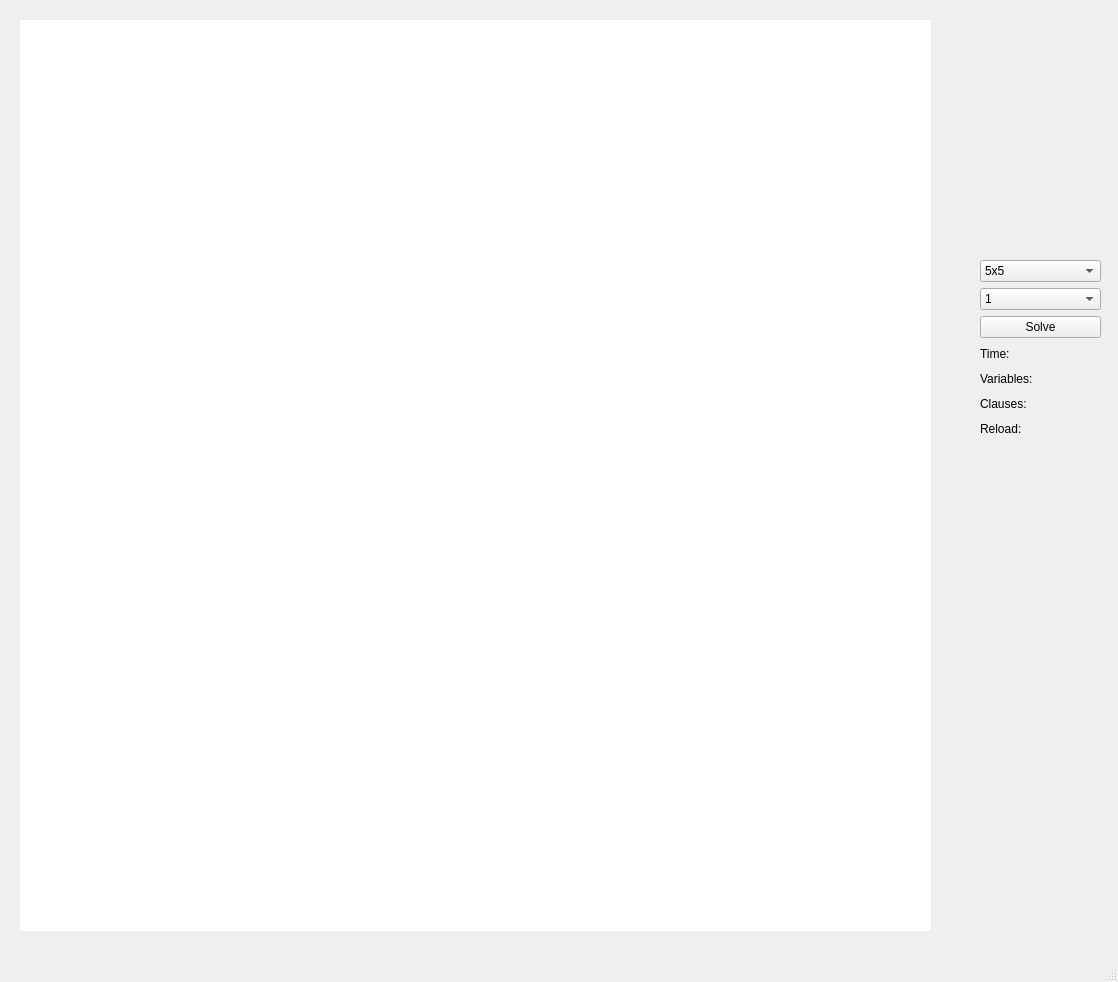
Qt form map/ui.ui (cuong117/slitherlink) before a commit.
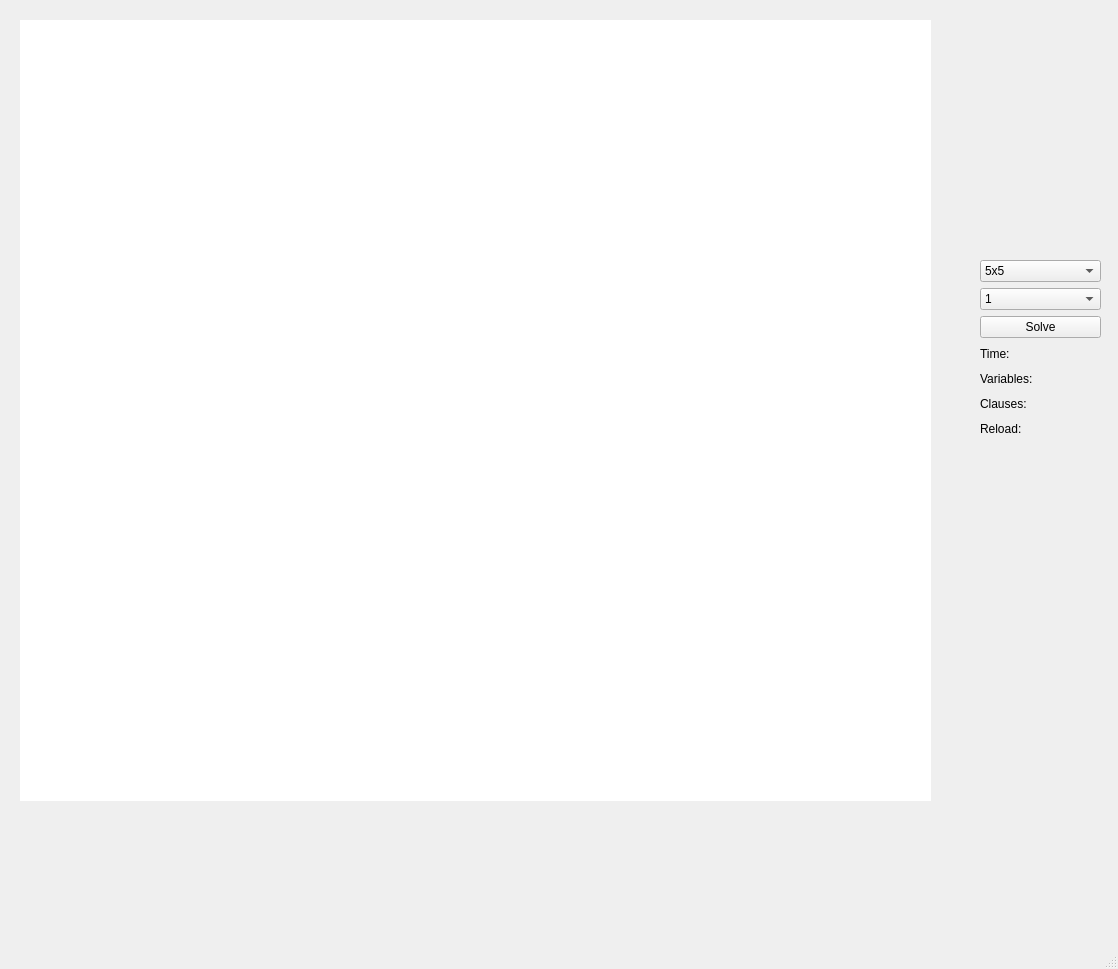
The same form after that commit.

Patch:
```diff
--- a/map/ui.ui
+++ b/map/ui.ui
@@ -10,7 +10,7 @@
     <x>0</x>
     <y>0</y>
     <width>1118</width>
-    <height>982</height>
+    <height>969</height>
    </rect>
   </property>
   <property name="windowTitle">
@@ -138,7 +138,7 @@
       <x>20</x>
       <y>20</y>
       <width>911</width>
-      <height>911</height>
+      <height>781</height>
      </rect>
     </property>
     <property name="sizePolicy">
@@ -195,25 +195,25 @@
      <bool>false</bool>
     </attribute>
     <attribute name="horizontalHeaderDefaultSectionSize">
-     <number>30</number>
+     <number>22</number>
     </attribute>
     <attribute name="horizontalHeaderHighlightSections">
      <bool>false</bool>
     </attribute>
     <attribute name="horizontalHeaderMinimumSectionSize">
-     <number>30</number>
+     <number>22</number>
     </attribute>
     <attribute name="verticalHeaderVisible">
      <bool>false</bool>
     </attribute>
     <attribute name="verticalHeaderDefaultSectionSize">
-     <number>30</number>
+     <number>22</number>
     </attribute>
     <attribute name="verticalHeaderHighlightSections">
      <bool>false</bool>
     </attribute>
     <attribute name="verticalHeaderMinimumSectionSize">
-     <number>30</number>
+     <number>22</number>
     </attribute>
     <attribute name="verticalHeaderShowSortIndicator" stdset="0">
      <bool>false</bool>
```
